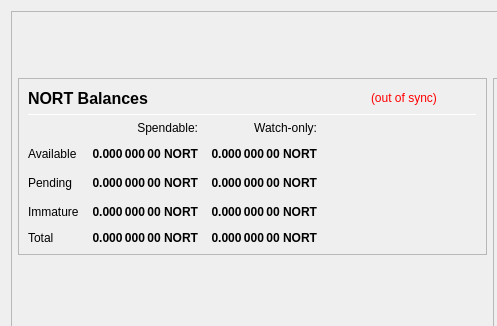
Before: the Qt Designer form src/qt/forms/overviewpage.ui in tecaxcrypto/Northern, drawn with Qt 5; both pictures show x 0 to 497 and y 0 to 326 of the 978 by 841 pixel window.
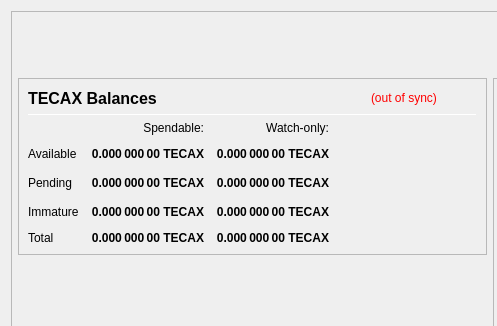
After: the same form once the commit is applied.

```diff
--- a/src/qt/forms/overviewpage.ui
+++ b/src/qt/forms/overviewpage.ui
@@ -193,7 +193,7 @@
                        </font>
                       </property>
                       <property name="text">
-                       <string>NORT Balances</string>
+                       <string>TECAX Balances</string>
                       </property>
                      </widget>
                     </item>
@@ -270,7 +270,7 @@
                        <string>Unconfirmed transactions to watch-only addresses</string>
                       </property>
                       <property name="text">
-                       <string notr="true">0.000 000 00 NORT</string>
+                       <string notr="true">0.000 000 00 TECAX</string>
                       </property>
                       <property name="alignment">
                        <set>Qt::AlignRight|Qt::AlignTrailing|Qt::AlignVCenter</set>
@@ -295,7 +295,7 @@
                        <string>Total of transactions that have yet to be confirmed, and do not yet count toward the spendable balance</string>
                       </property>
                       <property name="text">
-                       <string notr="true">0.000 000 00 NORT</string>
+                       <string notr="true">0.000 000 00 TECAX</string>
                       </property>
                       <property name="alignment">
                        <set>Qt::AlignRight|Qt::AlignTrailing|Qt::AlignVCenter</set>
@@ -320,7 +320,7 @@
                        <string>Staked or masternode rewards in watch-only addresses that has not yet matured</string>
                       </property>
                       <property name="text">
-                       <string notr="true">0.000 000 00 NORT</string>
+                       <string notr="true">0.000 000 00 TECAX</string>
                       </property>
                       <property name="alignment">
                        <set>Qt::AlignRight|Qt::AlignTrailing|Qt::AlignVCenter</set>
@@ -355,7 +355,7 @@
                        <string>Staked or masternode rewards that has not yet matured</string>
                       </property>
                       <property name="text">
-                       <string notr="true">0.000 000 00 NORT</string>
+                       <string notr="true">0.000 000 00 TECAX</string>
                       </property>
                       <property name="alignment">
                        <set>Qt::AlignRight|Qt::AlignTrailing|Qt::AlignVCenter</set>
@@ -403,7 +403,7 @@
                        <string>Your current total balance</string>
                       </property>
                       <property name="text">
-                       <string notr="true">0.000 000 00 NORT</string>
+                       <string notr="true">0.000 000 00 TECAX</string>
                       </property>
                       <property name="alignment">
                        <set>Qt::AlignRight|Qt::AlignTrailing|Qt::AlignVCenter</set>
@@ -428,7 +428,7 @@
                        <string>Current total balance in watch-only addresses</string>
                       </property>
                       <property name="text">
-                       <string notr="true">0.000 000 00 NORT</string>
+                       <string notr="true">0.000 000 00 TECAX</string>
                       </property>
                       <property name="alignment">
                        <set>Qt::AlignRight|Qt::AlignTrailing|Qt::AlignVCenter</set>
@@ -473,7 +473,7 @@
                        <string>Your current spendable balance</string>
                       </property>
                       <property name="text">
-                       <string notr="true">0.000 000 00 NORT</string>
+                       <string notr="true">0.000 000 00 TECAX</string>
                       </property>
                       <property name="alignment">
                        <set>Qt::AlignRight|Qt::AlignTrailing|Qt::AlignVCenter</set>
@@ -498,7 +498,7 @@
                        <string>Your current balance in watch-only addresses</string>
                       </property>
                       <property name="text">
-                       <string notr="true">0.000 000 00 NORT</string>
+                       <string notr="true">0.000 000 00 TECAX</string>
                       </property>
                       <property name="alignment">
                        <set>Qt::AlignRight|Qt::AlignTrailing|Qt::AlignVCenter</set>
```
Left out of the diff: 4 changed lines with no effect on the pictures.
